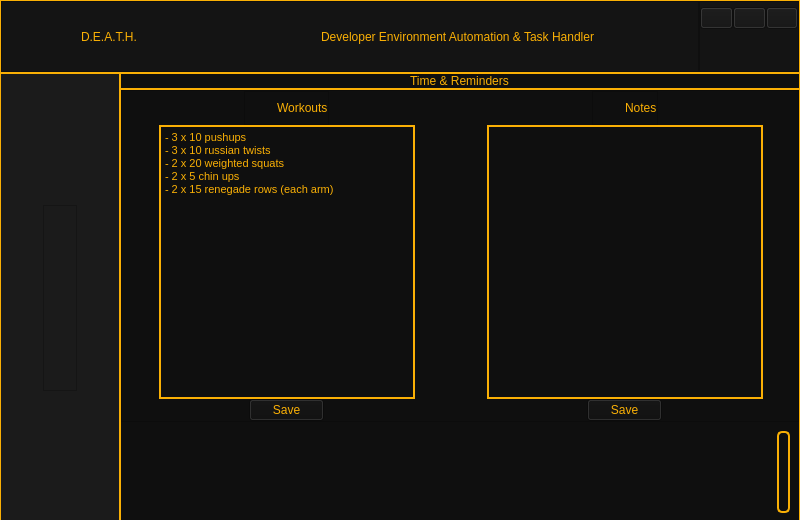
The window that Gui/Main_Gui.ui (ThatNerd404/D.E.A.T.H) describes before a commit, drawn with Qt 5.
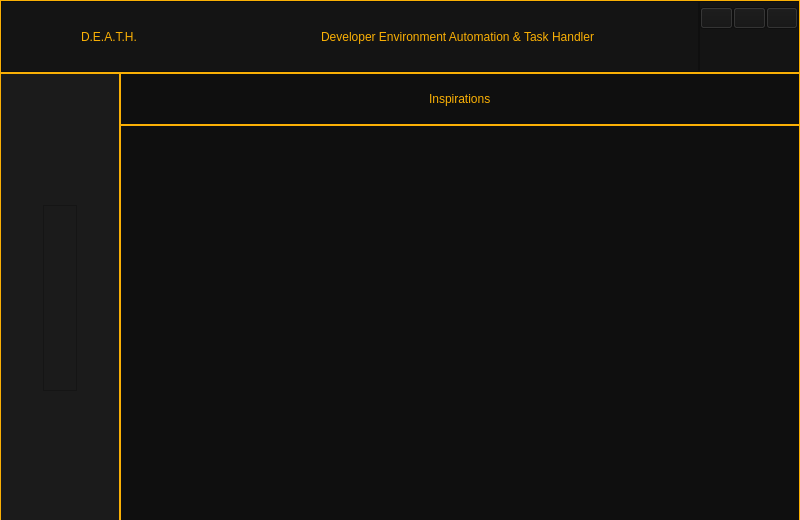
The same window after the commit. Icons and pictures are not drawn.

Commit message: starting the weather page

```diff
--- a/Gui/Main_Gui.ui
+++ b/Gui/Main_Gui.ui
@@ -574,7 +574,7 @@
           <string notr="true"/>
          </property>
          <property name="currentIndex">
-          <number>1</number>
+          <number>3</number>
          </property>
          <widget class="QWidget" name="Home_Page">
           <property name="styleSheet">
@@ -1599,6 +1599,98 @@
            </item>
           </layout>
          </widget>
+         <widget class="QWidget" name="Inspirations_Page">
+          <property name="styleSheet">
+           <string notr="true">background-color: rgb(15,15,15)</string>
+          </property>
+          <layout class="QVBoxLayout" name="verticalLayout_16">
+           <property name="spacing">
+            <number>0</number>
+           </property>
+           <property name="leftMargin">
+            <number>0</number>
+           </property>
+           <property name="topMargin">
+            <number>0</number>
+           </property>
+           <property name="rightMargin">
+            <number>0</number>
+           </property>
+           <property name="bottomMargin">
+            <number>0</number>
+           </property>
+           <item>
+            <widget class="QFrame" name="Inspirations_Title">
+             <property name="maximumSize">
+              <size>
+               <width>16777215</width>
+               <height>52</height>
+              </size>
+             </property>
+             <property name="styleSheet">
+              <string notr="true">#Inspirations_Title{border-color:rgb(250,176,5);
+border-width:1px;
+border-style:solid;}</string>
+             </property>
+             <property name="frameShape">
+              <enum>QFrame::StyledPanel</enum>
+             </property>
+             <property name="frameShadow">
+              <enum>QFrame::Raised</enum>
+             </property>
+             <layout class="QHBoxLayout" name="horizontalLayout_12">
+              <property name="spacing">
+               <number>0</number>
+              </property>
+              <property name="leftMargin">
+               <number>0</number>
+              </property>
+              <property name="topMargin">
+               <number>0</number>
+              </property>
+              <property name="rightMargin">
+               <number>0</number>
+              </property>
+              <property name="bottomMargin">
+               <number>0</number>
+              </property>
+              <item alignment="Qt::AlignHCenter">
+               <widget class="QLabel" name="Inspo_title">
+                <property name="maximumSize">
+                 <size>
+                  <width>16777215</width>
+                  <height>16777215</height>
+                 </size>
+                </property>
+                <property name="styleSheet">
+                 <string notr="true">color:rgb(250,176,5);
+font: 28pt &quot;Palatino Linotype&quot;;</string>
+                </property>
+                <property name="text">
+                 <string>Inspirations</string>
+                </property>
+               </widget>
+              </item>
+             </layout>
+            </widget>
+           </item>
+           <item>
+            <widget class="QFrame" name="Inspirations_Content">
+             <property name="styleSheet">
+              <string notr="true">#Inspirations_Content{border-color:rgb(250,176,5);
+border-width:1px;
+border-style:solid;}</string>
+             </property>
+             <property name="frameShape">
+              <enum>QFrame::StyledPanel</enum>
+             </property>
+             <property name="frameShadow">
+              <enum>QFrame::Raised</enum>
+             </property>
+            </widget>
+           </item>
+          </layout>
+         </widget>
         </widget>
        </item>
       </layout>
```
Left out of the diff: 2 changed lines with no effect on the pictures. The commit also changes 3 other files.
